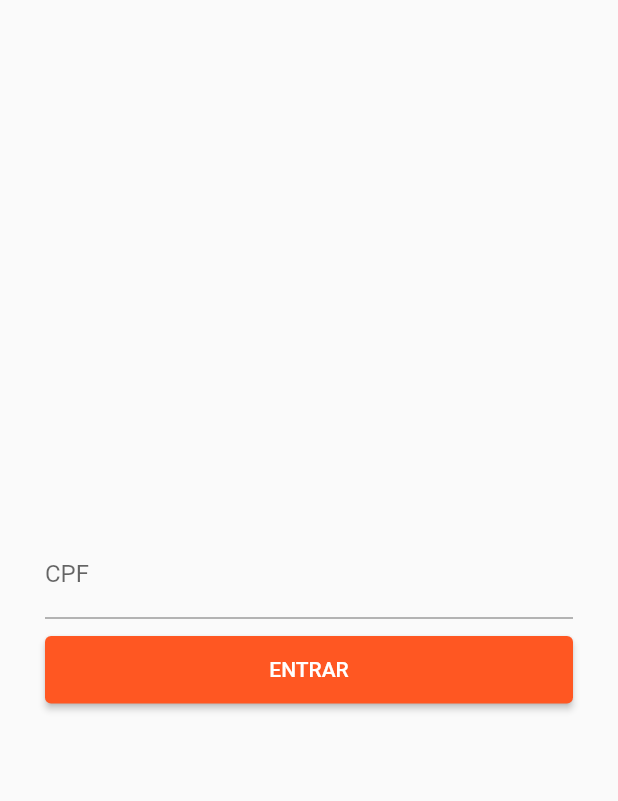
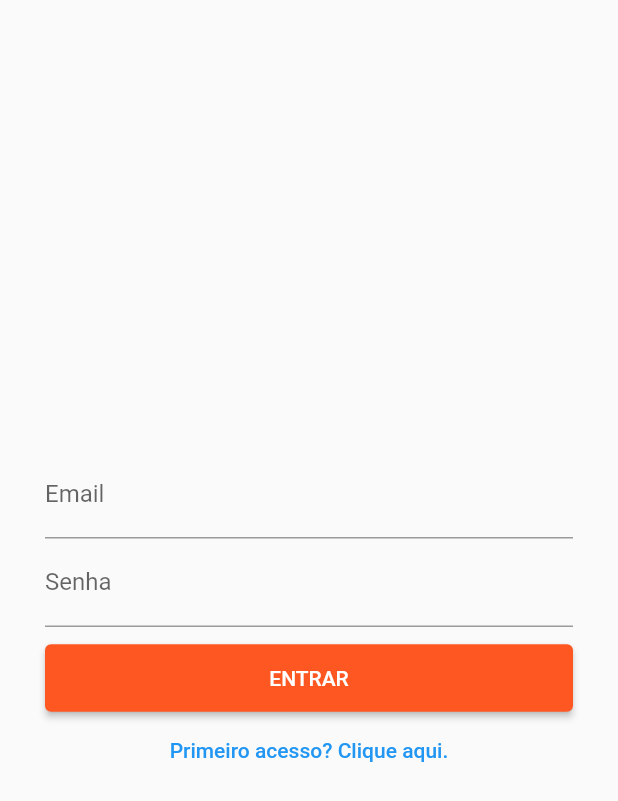
Before and after one commit to nildomacena/simulado_detran, a Flutter app: the screen it shows after launch, on a phone screen of 412 x 824 dp. Shown: the top 801 px of the screen. Run offline on Flutter 3.47's test engine with Material 2 defaults, Android fonts, the phone set to English and light mode, and no system bars; our stand-ins replace cloud_firestore, firebase_core, get, mask_text_input_formatter; accounts and stored records are empty.

Commit message:
Criando tela de primeiro acesso

```diff
--- a/lib/components/login_page/login_controller.dart
+++ b/lib/components/login_page/login_controller.dart
@@ -2,16 +2,72 @@ import 'package:flutter/cupertino.dart';
 import 'package:get/get.dart';
 import 'package:simulado_detran/components/login_page/login_repository.dart';
 import 'package:mask_text_input_formatter/mask_text_input_formatter.dart';
+import 'package:simulado_detran/components/login_page/widgets/primeiro_acesso_page.dart';
 import 'package:simulado_detran/routes/app_routes.dart';
 
 class LoginController extends GetxController {
+  final GlobalKey<FormState> formKeyPrimeiroAcesso = GlobalKey<FormState>();
+  final GlobalKey<FormState> formKeyLogin = GlobalKey<FormState>();
+
   TextEditingController cpfTextController = TextEditingController();
+  TextEditingController nomeTextController = TextEditingController();
+  TextEditingController emailTextController = TextEditingController();
+  TextEditingController senhaTextController = TextEditingController();
+  TextEditingController confirmaSenhaTextController = TextEditingController();
+
   MaskTextInputFormatter maskFormatter =
       MaskTextInputFormatter(mask: '###.###.###-##');
   final LoginRepository repository;
+
   LoginController(this.repository);
 
   fazerLogin() {
     Get.offAllNamed(Routes.home);
   }
+
+  irParaPrimeiroAcesso() {
+    Get.to(() => PrimeiroAcessoPage(), fullscreenDialog: true);
+  }
+
+  criarUsuario() {
+    if (formKeyPrimeiroAcesso.currentState!.validate()) {
+      print('Criar usuário válido');
+    }
+  }
+
+  String? validatorCpf(String? value) {
+    if (value == null || value.isEmpty) return 'Digite um CPF';
+    if (!maskFormatter.isFill()) return 'Digite um CPF válido';
+    return null;
+  }
+
+  String? validatorNome(String? value) {
+    if (value == null || value.isEmpty) return 'Digite seu nome';
+    if (value.length < 8) return 'Digite seu nome';
+    return null;
+  }
+
+  String? validatorEmail(String? value) {
+    if (value == null || value.isEmpty) return 'Digite seu email';
+    if (!value.isEmail) return 'Digite um endereço de email válido';
+    return null;
+  }
+
+  String? validatorSenha(String? value) {
+    if (value == null || value.isEmpty) return 'Digite a senha';
+    if (value.length < 5) return 'A senha deve ter no mínimo 6 caracteres';
+    if (value != confirmaSenhaTextController.text) {
+      return 'As senhas devem ser iguais';
+    }
+    return null;
+  }
+
+  String? validatorConfirmaSenha(String? value) {
+    if (value == null || value.isEmpty) return 'Repita a senha';
+    if (value.length < 5) return 'A senha deve ter no mínimo 6 caracteres';
+    if (value != senhaTextController.text) {
+      return 'As senhas devem ser iguais';
+    }
+    return null;
+  }
 }
--- a/lib/components/login_page/login_page.dart
+++ b/lib/components/login_page/login_page.dart
@@ -10,19 +10,26 @@ class LoginPage extends StatelessWidget {
   Widget build(BuildContext context) {
     return Scaffold(
       body: SafeArea(
-          child: Column(
-        mainAxisAlignment: MainAxisAlignment.center,
+          child: Container(
+        alignment: Alignment.center,
+        child: ListView(
+          padding: EdgeInsets.symmetric(horizontal: 30),
+          shrinkWrap: true,
           children: [
-          Container(
-            padding: const EdgeInsets.symmetric(horizontal: 30),
-            child: TextField(
-              controller: controller.cpfTextController,
-              inputFormatters: [controller.maskFormatter],
-              decoration: const InputDecoration(label: Text('CPF')),
+            TextFormField(
+              controller: controller.emailTextController,
+              validator: controller.validatorEmail,
+              keyboardType: TextInputType.emailAddress,
+              decoration: const InputDecoration(label: Text('Email')),
             ),
+            TextFormField(
+              validator: controller.validatorSenha,
+              controller: controller.senhaTextController,
+              obscureText: true,
+              keyboardType: TextInputType.text,
+              decoration: const InputDecoration(label: Text('Senha')),
             ),
             Container(
-              padding: const EdgeInsets.symmetric(horizontal: 30),
                 margin: const EdgeInsets.only(top: 10),
                 alignment: Alignment.center,
                 child: ElevatedButton(
@@ -31,9 +38,19 @@ class LoginPage extends StatelessWidget {
                   },
                   child: const Text('ENTRAR'),
                   style: ElevatedButton.styleFrom(
-                    fixedSize: Size(Get.width, 45), primary: Colors.deepOrange),
-              ))
+                      fixedSize: Size(Get.width, 45),
+                      primary: Colors.deepOrange),
+                )),
+            Container(
+              child: TextButton(
+                child: Text('Primeiro acesso? Clique aqui.'),
+                onPressed: () {
+                  controller.irParaPrimeiroAcesso();
+                },
+              ),
+            )
           ],
+        ),
       )),
     );
   }
```
Also changed, not shown: lib/components/login_page/widgets/primeiro_acesso_page.dart (added, +72 -0 lines). Lines whose indentation alone changed are shown as unchanged.
